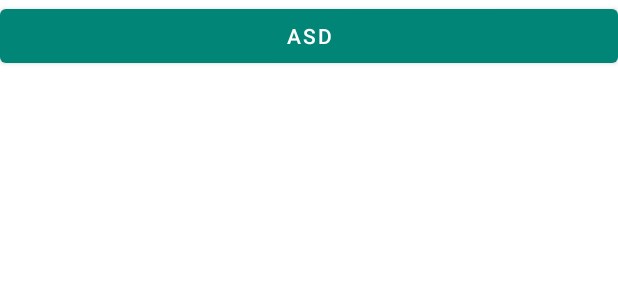
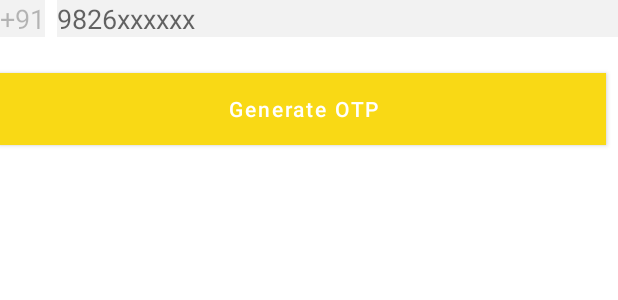
Before and after one commit to pratikKataria/pickle, an Android app: the layout activity_login.xml on its own in the app's theme, with its tools: preview values and no code run, on a phone screen of 412 x 824 dp. Shown: the top 300 px of the screen. Run offline under Robolectric (Android 15) with nearby library versions, the phone set to English and light mode, and no system bars.

Commit message:
initial comment with on boarding implemented

```diff
--- a/app/build.gradle
+++ b/app/build.gradle
@@ -31,7 +31,7 @@ dependencies {
     implementation 'androidx.core:core-ktx:1.2.0'
     implementation 'androidx.constraintlayout:constraintlayout:1.1.3'
 
-    implementation 'com.google.android.material:material:1.1.0'
+    implementation 'com.google.android.material:material:1.0.0'
 
 
     implementation 'com.google.firebase:firebase-auth:19.2.0'
--- a/app/src/main/AndroidManifest.xml
+++ b/app/src/main/AndroidManifest.xml
@@ -13,7 +13,6 @@
         <activity android:name=".OnBoardingActivity">
             <intent-filter>
                 <action android:name="android.intent.action.MAIN" />
-
                 <category android:name="android.intent.category.LAUNCHER" />
             </intent-filter>
         </activity>
--- a/app/src/main/java/com/example/pickle/OnBoardingActivity.kt
+++ b/app/src/main/java/com/example/pickle/OnBoardingActivity.kt
@@ -29,7 +29,10 @@ class OnBoardingActivity : AppCompatActivity() {
 
         ob_activity_mb_next.setOnClickListener {
             ob_activity_vp_page.currentItem = currentPage + 1
+//            startActivity(Intent(this@OnBoardingActivity, LoginActivity::class.java))
         }
+
+        ob_activity_mb_back.visibility= GONE
 
         ob_activity_mb_back.setOnClickListener {
             ob_activity_vp_page.currentItem = currentPage - 1
@@ -64,6 +67,8 @@ class OnBoardingActivity : AppCompatActivity() {
                         ob_activity_vp_page.currentItem = currentPage + 1
                     }
                 }
+                ob_activity_mb_next.text="finish"
+                ob_activity_mb_back.text="back"
             } else {
                 ob_activity_mb_next.isEnabled = true
                 ob_activity_mb_back.isEnabled = true
--- a/app/src/main/res/layout/activity_login.xml
+++ b/app/src/main/res/layout/activity_login.xml
@@ -1,19 +1,48 @@
 <?xml version="1.0" encoding="utf-8"?>
 <androidx.constraintlayout.widget.ConstraintLayout xmlns:android="http://schemas.android.com/apk/res/android"
+    xmlns:app="http://schemas.android.com/apk/res-auto"
     xmlns:tools="http://schemas.android.com/tools"
     android:layout_width="match_parent"
     android:layout_height="match_parent"
     tools:context=".LoginActivity">
 
     <EditText
-        android:layout_width="match_parent"
+        android:id="@+id/editText"
+        android:layout_width="wrap_content"
         android:layout_height="wrap_content"
+        android:background="@color/textBoxBackground"
+        android:enabled="false"
         android:inputType="number"
-        android:maxLength="10"/>
+        android:text="+91"
+        tools:layout_editor_absoluteX="16dp"
+        tools:layout_editor_absoluteY="207dp" />
 
-    <Button
-        android:layout_width="match_parent"
+    <EditText
+        android:id="@+id/editText2"
+        android:layout_width="0dp"
         android:layout_height="wrap_content"
-        android:text="asd"/>
+        android:layout_marginStart="8dp"
+        android:background="@color/textBoxBackground"
+        android:hint="9826xxxxxx"
+        android:inputType="number"
+        android:maxLength="10"
+        app:layout_constraintBottom_toBottomOf="@+id/editText"
+        app:layout_constraintEnd_toEndOf="parent"
+        app:layout_constraintHorizontal_bias="0.0"
+        app:layout_constraintStart_toEndOf="@+id/editText"
+        app:layout_constraintTop_toTopOf="@+id/editText" />
+
+    <com.google.android.material.button.MaterialButton
+        android:layout_width="0dp"
+        android:layout_height="wrap_content"
+        android:layout_marginTop="24dp"
+        android:layout_marginEnd="8dp"
+        android:background="@color/colorPrimary"
+        android:text="Generate OTP"
+        android:textAllCaps="false"
+        app:layout_constraintEnd_toEndOf="@+id/editText2"
+        app:layout_constraintHorizontal_bias="0.0"
+        app:layout_constraintStart_toStartOf="@+id/editText"
+        app:layout_constraintTop_toBottomOf="@+id/editText2" />
 
 </androidx.constraintlayout.widget.ConstraintLayout>
--- a/app/src/main/res/values/colors.xml
+++ b/app/src/main/res/values/colors.xml
@@ -1,10 +1,13 @@
 <?xml version="1.0" encoding="utf-8"?>
 <resources>
-    <color name="colorPrimary">#008577</color>
-    <color name="colorPrimaryDark">#00574B</color>
+    <color name="colorPrimary">#F9D915</color>
+    <color name="colorPrimaryDark">#E1C414</color>
     <color name="colorAccent">#D81B60</color>
 
     <color name="darkBlue">#3F3D56</color>
     <color name="transparent">#00FFFFFF</color>
     <color name="colorBlackTransparent">#62908F8F</color>
+
+    <color name="textBoxBackground">#F2F2F2</color>
+
 </resources>
--- /dev/null
+++ b/app/src/main/res/values/dimens.xml
@@ -0,0 +1,4 @@
+<?xml version="1.0" encoding="utf-8"?>
+<resources>
+
+</resources>
--- a/app/src/main/res/values/styles.xml
+++ b/app/src/main/res/values/styles.xml
@@ -1,11 +1,12 @@
 <resources>
 
     <!-- Base application theme. -->
-    <style name="AppTheme" parent="Theme.MaterialComponents.Light">
+    <style name="AppTheme" parent="@style/Theme.MaterialComponents.Light.NoActionBar">
         <!-- Customize your theme here. -->
         <item name="colorPrimary">@color/colorPrimary</item>
         <item name="colorPrimaryDark">@color/colorPrimaryDark</item>
         <item name="colorAccent">@color/colorAccent</item>
+        <item name="android:textColor">@color/darkBlue</item>
     </style>
 
 </resources>
```
Also changed, not shown: app/src/main/res/layout/sliding_layout.xml (+15 -2 lines).
